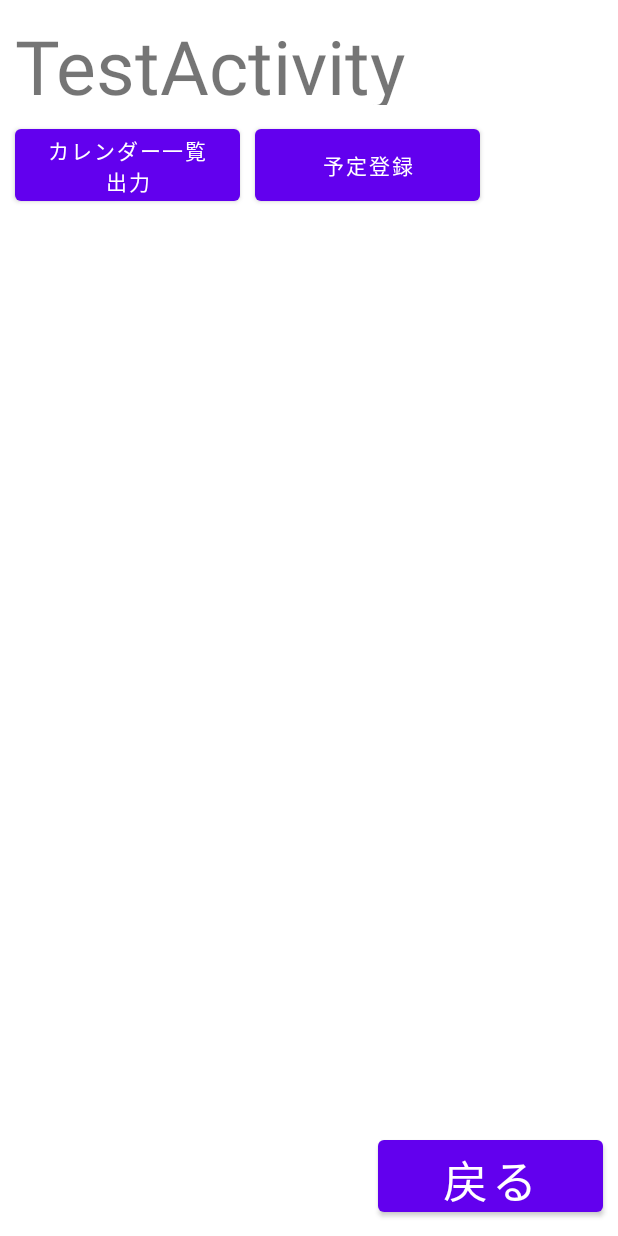
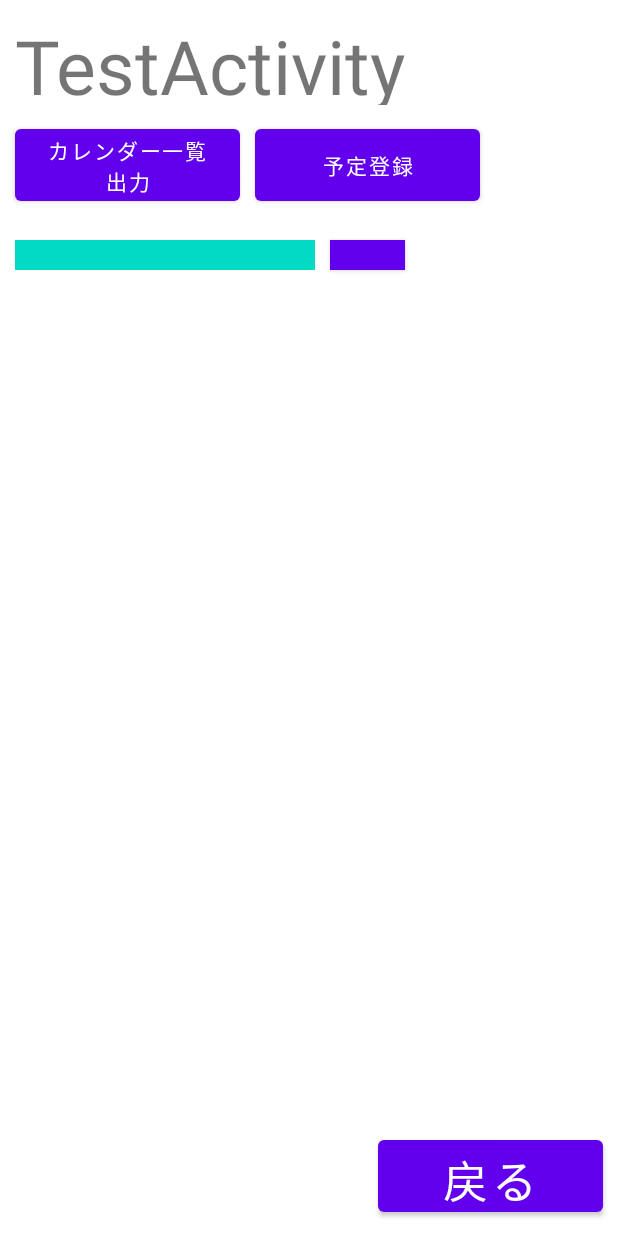
Before and after one commit to ryoupr/GCCMobile, an Android app: the TestActivity screen opened directly, with no data from a screen before it, on a phone screen of 412 x 824 dp. Run offline under Robolectric (Android 15) with nearby library versions, the phone set to English and light mode, and no system bars.

Commit message:
入力受付

```diff
--- a/app/src/main/java/jp/ryou/gccmobile/TestActivity.kt
+++ b/app/src/main/java/jp/ryou/gccmobile/TestActivity.kt
@@ -15,6 +15,7 @@ import android.provider.CalendarContract.Events
 import java.util.*
 import android.util.Log
 import android.content.ContentValues.*
+import android.widget.EditText
 
 
 class TestActivity : AppCompatActivity() {
@@ -30,6 +31,7 @@ class TestActivity : AppCompatActivity() {
             startActivity(intent)
         }
 
+//        カレンダー一覧取得プロセス
         val calendarlist = findViewById<Button>(R.id.getCalendarList)
         calendarlist.setOnClickListener {
             Toast.makeText(this, "Output calendar list on console.", Toast.LENGTH_SHORT).show()
@@ -112,25 +114,11 @@ class TestActivity : AppCompatActivity() {
             println(calendarIdList)
             println("calendarIdNameList ↓↓↓")
             println(calendarIdNameList)
-//            [1, 日本の祝日, 2, 誕生日, 3, ファミリー カレンダー, 4, raika.momo7@gmail.com, 5, 学校,
-        //     6, ryou120710@gmail.com, 7, シフト, 8, 記念日, 9, sample, 10, 【IS13-2】IoT実習４ 2021年度 前期,
-        //     11, 2021(A)Mon(p)【IS13-2】システムセキュリティ１, 12, 2021(A)Tue(a)【IS13-2】Webシステム開発,
-        //     13, [IS13-2]システムリサーチ 2021年度 3年次前期　木3～4　717, 14, 【IS13-2】シスコ認定技術3 水曜日 1～8時限,
-        //     15, IS13-2  外国語３ 21前期(金)5～6限　担当：田中, 16, 前期：IS13-2　ビジネススキル２ 月曜日　10：40-12：10　＠717,
-        //     17, 【IS13-2】経営戦略とマーケティング 火曜日 14:40～16:10／担当：妹尾, 18, 2021(B)Tue(a)【IS13-2】ネットワークセキュリティ演習１,
-        //     19, 2021(B)Wed(a)【IS13-2】システムセキュリティ２, 20, IS13-2　ビジネススキル３ 2021後期　金曜日10:40-12:10＠711,
-        //     21, IS13-2  外国語４ 金曜1～2限（21後期）担当：田中, 22, システム開発グループ演習２, 23, 2021(B)Wed(p)【IS13-2】ネットワークセキュリティ実習１,
-        //     24, IS13 卒業制作1➡2 2022通年担当：大日方、市川、中西, 25, IS13-2 ネットワークセキュリティ実習２ 2022前期 木曜 9:00～12:10 担当：勝島,
-        //     26, IS13-2 ネットワークセキュリティ演習２ 2022前期 火曜 13:00～16:10 担当：勝島, 27, 日本の祝日, 28, 誕生日,
-        //     29, IS13 ファイナンシャルプランニング 2022年度後期 金曜5-6限,30605教室, 30, k019c1355@g.neec.ac.jp,
-        //     31, 《CD66》サーバ構築実習2 専門科目（水曜1～4限、担当：下川、SA：手嶋さん）, 32, IS15-1 Webセキュリティ実習 2022後期 火曜9:00～10:30 担当：中西，SSK,
-        //     33, NT25-1 Webセキュリティ実習 2022後期 火曜10:40～12:10 担当：中西，SSK]
-
 
 
         }
-        //        予定をカレンダーへ登録
 
+        //        予定をカレンダーへ登録するプロセス
         val addEvent = findViewById<Button>(R.id.addEvent)
         addEvent.setOnClickListener {
             Toast.makeText(this, "予定登録ボタンが押下されました", Toast.LENGTH_SHORT).show()
@@ -159,5 +147,13 @@ class TestActivity : AppCompatActivity() {
             val uri : Uri? = cr.insert(CalendarContract.Events.CONTENT_URI, values);
             println("登録完了？")
         }
+
+        val editText = findViewById<EditText>(R.id.editTextTest)
+        val goBtn = findViewById<Button>(R.id.goBtn)
+        goBtn.setOnClickListener {
+            Toast.makeText(applicationContext, editText.text.toString(), Toast.LENGTH_SHORT).show()
+            println(editText.toString())
+        }
+
     }
 }
--- a/app/src/main/res/layout/activity_main.xml
+++ b/app/src/main/res/layout/activity_main.xml
@@ -334,7 +334,7 @@
         />
 
     <Button
-        android:layout_width="200dp"
+        android:layout_width="157dp"
         android:layout_height="60dp"
         app:layout_constraintTop_toBottomOf="@id/endMinuteEdit"
         app:layout_constraintLeft_toLeftOf="@id/registrationBtn"
@@ -353,12 +353,11 @@
         />
 
     <Button
-        android:layout_width="150dp"
+        android:layout_width="157dp"
         android:layout_height="60dp"
-        app:layout_constraintLeft_toRightOf="@id/choseFromCalendar"
+        app:layout_constraintLeft_toLeftOf="@+id/cancelBtn"
         app:layout_constraintTop_toTopOf="@id/choseFromCalendar"
         android:text="Test"
         android:id="@+id/test"
-        android:layout_marginStart="20dp"
         />
 </androidx.constraintlayout.widget.ConstraintLayout>
--- a/app/src/main/res/layout/activity_test.xml
+++ b/app/src/main/res/layout/activity_test.xml
@@ -55,5 +55,32 @@
 
         />
 
+    <EditText
+        android:layout_width="200dp"
+        android:layout_height="20dp"
+        app:layout_constraintTop_toBottomOf="@+id/getCalendarList"
+        app:layout_constraintLeft_toLeftOf="@+id/getCalendarList"
+        android:layout_marginTop="20dp"
+        android:background="@color/teal_200"
+        android:id="@+id/editTextTest"
+        android:inputType="text"
+    />
+
+    <Button
+        android:layout_width="50dp"
+        android:layout_height="20dp"
+        app:layout_constraintTop_toBottomOf="@+id/getCalendarList"
+        app:layout_constraintLeft_toRightOf="@+id/editTextTest"
+        android:text="Go"
+        android:layout_marginTop="20dp"
+        android:layout_marginStart="10dp"
+        android:background="@color/teal_200"
+        android:id="@+id/goBtn"
+        />
+
+
+
+
+
 
 </androidx.constraintlayout.widget.ConstraintLayout>
```
Also changed, not shown: app/src/main/java/jp/ryou/gccmobile/MainActivity.kt (+0 -29 lines).
